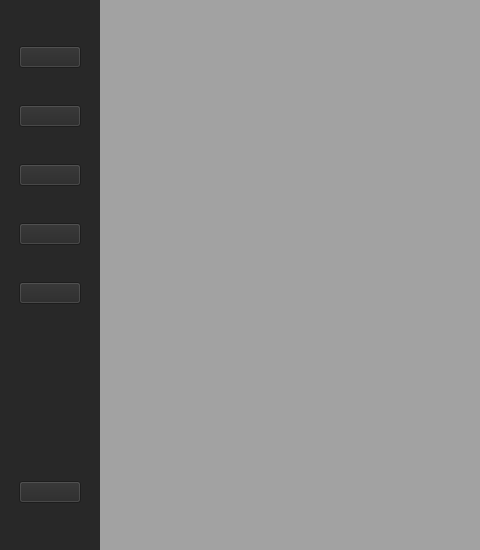
The window that mainwindow.ui (Marchell0o0/Backie) describes before a commit, drawn with Qt 5; both pictures show x 0 to 480 and y 0 to 550 of the 900 by 550 pixel window.
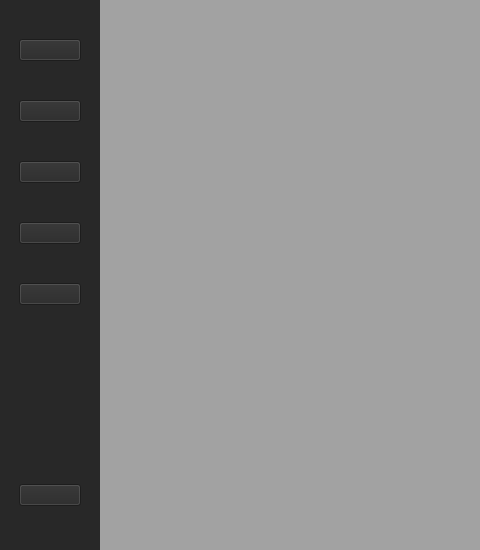
The same window after the commit. Icons and pictures are not drawn.

Patch:
```diff
--- a/mainwindow.ui
+++ b/mainwindow.ui
@@ -90,7 +90,7 @@
          <verstretch>0</verstretch>
         </sizepolicy>
        </property>
-       <widget class="QWidget" name="">
+       <widget class="QWidget" name="layoutWidget">
         <property name="geometry">
          <rect>
           <x>0</x>
@@ -131,6 +131,12 @@
 </string>
            </property>
            <layout class="QHBoxLayout" name="horizontalLayout">
+            <property name="topMargin">
+             <number>0</number>
+            </property>
+            <property name="bottomMargin">
+             <number>0</number>
+            </property>
             <item>
              <spacer name="horizontalSpacer">
               <property name="orientation">
@@ -157,6 +163,18 @@
               </property>
               <item>
                <widget class="QPushButton" name="homeScreenB">
+                <property name="minimumSize">
+                 <size>
+                  <width>0</width>
+                  <height>0</height>
+                 </size>
+                </property>
+                <property name="maximumSize">
+                 <size>
+                  <width>16777215</width>
+                  <height>16777215</height>
+                 </size>
+                </property>
                 <property name="text">
                  <string/>
                 </property>
```
Left out of the diff: 22 changed lines with no effect on the pictures.
